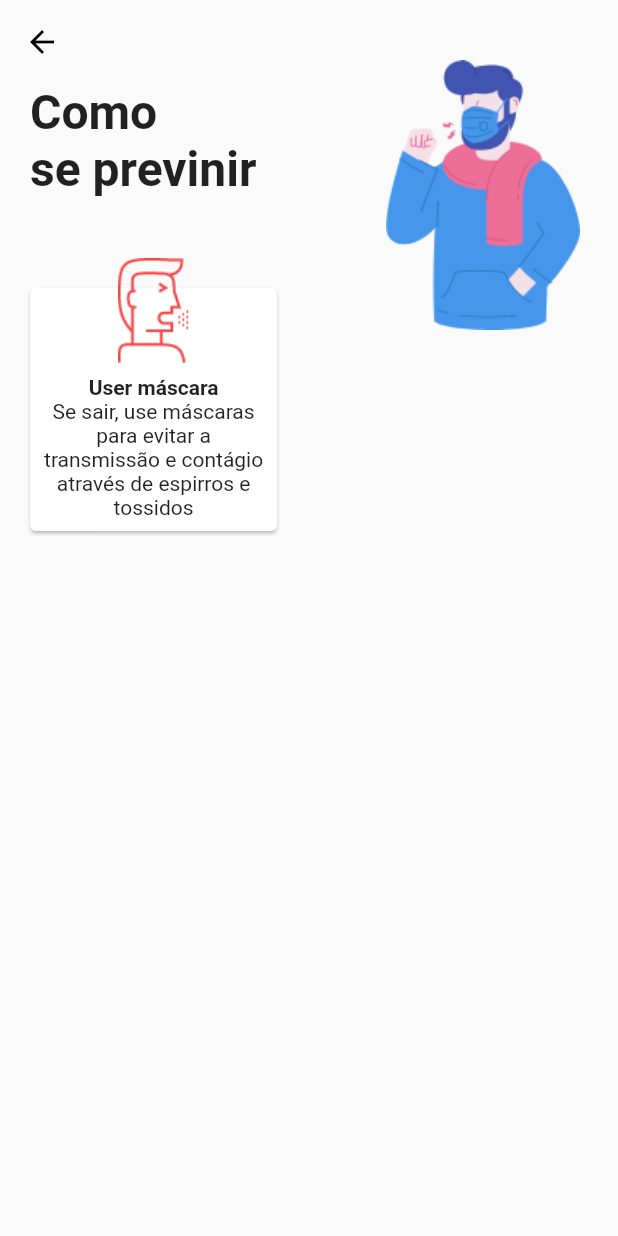
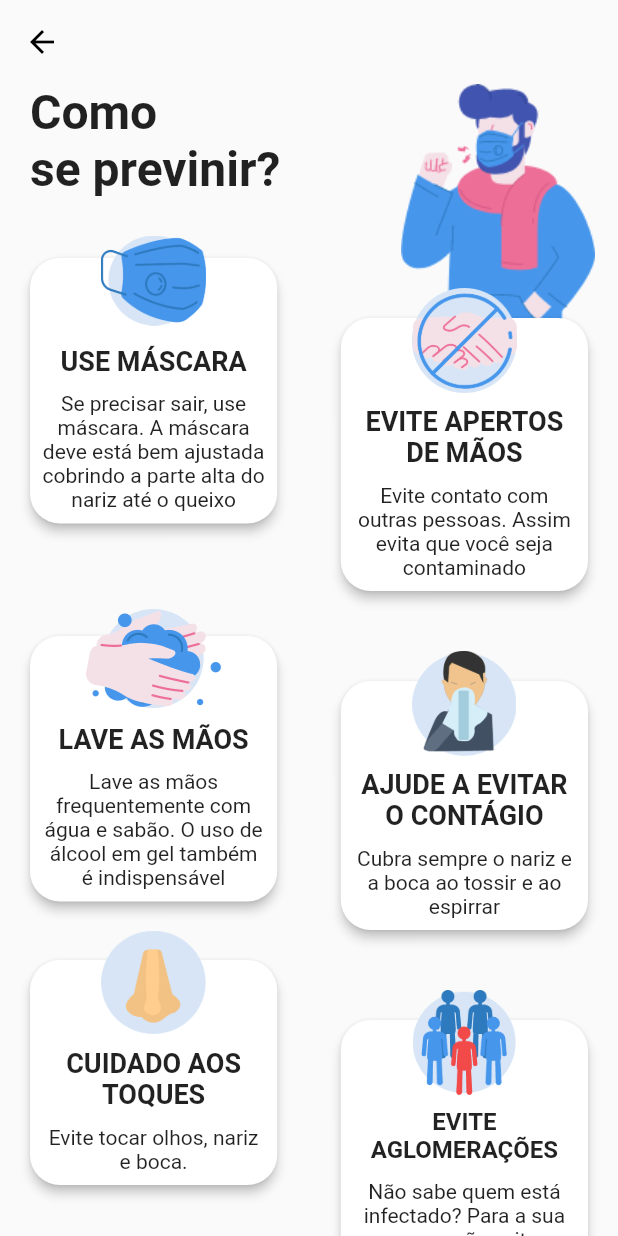
Before and after one commit to michaelmartins09/caru_covid_flutter, a Flutter app: the AvoidCovidPage screen opened directly, on a phone screen of 412 x 824 dp. Run offline on Flutter 3.47's test engine with Material 2 defaults, Android fonts, the phone set to English and light mode, and no system bars.

Commit message:
added: images and infos into cards from avoid pages

```diff
--- a/lib/app/pages/avoid/avoid_covid_page.dart
+++ b/lib/app/pages/avoid/avoid_covid_page.dart
@@ -18,11 +18,21 @@ class _AvoidCovidPageState extends State<AvoidCovidPage> {
       tag: widget.tagHero,
       child: Material(
         color: Theme.of(context).scaffoldBackgroundColor,
+        child: Scaffold(
+          backgroundColor: Colors.transparent,
+          appBar: AppBar(
+            leading: IconButton(icon: Icon(Icons.arrow_back, color: Colors.black), onPressed: (){ Navigator.pop(context); }),
+            elevation: 0,
+            backgroundColor: Colors.transparent,
+          ),
+          body: SingleChildScrollView(
+            physics: BouncingScrollPhysics(),
+            child: Padding(
+              padding: const EdgeInsets.only(top: 0, left: 20, right: 20, bottom: 20),
               child: Stack(
                 children: <Widget>[
                   Positioned(
-              top: 40,
-              right: 180,
+                    right: 150,
                     child: Transform(
                       alignment: Alignment.topRight,
                       transform: Matrix4.rotationY(math.pi),
@@ -33,61 +43,117 @@ class _AvoidCovidPageState extends State<AvoidCovidPage> {
                       ),
                     ),
                   ),
-            Scaffold(
-              backgroundColor: Colors.transparent,
-              appBar: AppBar(
-                leading: IconButton(icon: Icon(Icons.arrow_back, color: Colors.black), onPressed: (){ Navigator.pop(context); }),
-                backgroundColor: Colors.transparent,
-                elevation: 0,
-              ),
-              body: Padding(
-                padding: const EdgeInsets.only(top: 0, left: 20, right: 20, bottom: 20),
-                child: Column(
+                  Column(
                     crossAxisAlignment: CrossAxisAlignment.start,
                     children: <Widget>[
-                    Text("Como \nse previnir", style: TextStyle(
+                      Text("Como \nse previnir?", style: TextStyle(
                         fontSize: 32, fontWeight: FontWeight.bold
                       )),
-                    SizedBox(height: 40,),
-                    Wrap(
-                      crossAxisAlignment: WrapCrossAlignment.center,
-                      runSpacing: 2,
-                      alignment: WrapAlignment.spaceBetween,
+                      SizedBox(height: 20),
+                      Row(
+                        crossAxisAlignment: CrossAxisAlignment.start,
+                        mainAxisAlignment: MainAxisAlignment.spaceBetween,
                         children: <Widget>[
-                        Container(
+                          _cardAvoid(
+                            title: "Use máscara",
+                            description: "Se precisar sair, use máscara. A máscara deve está bem ajustada cobrindo a parte alta do nariz até o queixo",
+                            pathImage: pathAvoidMask
+                          ),
+                          Padding(
+                            padding: const EdgeInsets.only(top: 40),
+                            child: _cardAvoid(
+                              title: "Evite apertos de mãos",
+                              description: "Evite contato com outras pessoas. Assim evita que você seja contaminado",
+                              pathImage: pathAvoidMao
+                            ),
+                          ),
+                        ],
+                      ),
+                      Row(
+                        crossAxisAlignment: CrossAxisAlignment.start,
+                        mainAxisAlignment: MainAxisAlignment.spaceBetween,
+                        children: <Widget>[
+                          _cardAvoid(
+                            title: "Lave as mãos",
+                            description: "Lave as mãos frequentemente com água e sabão. O uso de álcool em gel também é indispensável",
+                            pathImage: pathAvoidLavar,
+                            size: 90
+                          ),
+                          Padding(
+                            padding: const EdgeInsets.only(top: 40),
+                            child: _cardAvoid(
+                              title: "Ajude a evitar o contágio",
+                              description: "Cubra sempre o nariz e a boca ao tossir e ao espirrar",
+                              pathImage: pathAvoidContagio
+                            ),
+                          ),
+                        ],
+                      ),
+                      Row(
+                        crossAxisAlignment: CrossAxisAlignment.start,
+                        mainAxisAlignment: MainAxisAlignment.spaceBetween,
+                        children: <Widget>[
+                          _cardAvoid(
+                            title: "Cuidado aos toques",
+                            description: "Evite tocar olhos, nariz e boca.",
+                            pathImage: pathAvoidNariz,
+                          ),
+                          Padding(
+                            padding: const EdgeInsets.only(top: 40),
+                            child: _cardAvoid(
+                              title: "Evite aglomerações",
+                              description: "Não sabe quem está infectado? Para a sua prevenção evite aglomerações",
+                              pathImage: pathAvoidPersonGroup,
+                              fontSize: 16
+                            ),
+                          ),
+                        ],
+                      ),
+                      SizedBox(height: 20),
+                      Align(
+                        child: Text("#FiqueEmCasa", style: TextStyle(
+                          fontSize: 32, fontWeight: FontWeight.bold, color: Colors.grey
+                        ), textAlign: TextAlign.center),
+                      ),
+                    ],
+                  ),
+                ],
+              ),
+            ),
+          ),
+        ),
+      ),
+    );
+  }
+
+  Widget _cardAvoid({String title, String description, String pathImage, double size, double fontSize}){
+    return Container(
       width: MediaQuery.of(context).size.width * 0.4,
       child: Stack(
         alignment: Alignment.topCenter,
         children: <Widget>[
           Card(
-                                margin: EdgeInsets.only(top: 20),
+            elevation: 3,
+            shape: RoundedRectangleBorder(borderRadius: BorderRadius.circular(20)),
+            margin: EdgeInsets.only(top: size != null && size > 70? 30 : 20),
             child: Padding(
               padding: EdgeInsets.all(8),
               child: Column(
                 children: <Widget>[
                   SizedBox(height: 50),
-                                      Text("User máscara", style: TextStyle(fontWeight: FontWeight.bold)),
-                                      Text("Se sair, use máscaras para evitar a transmissão e contágio através de espirros e tossidos", textAlign: TextAlign.center),
+                  Text(title.toUpperCase(), style: TextStyle(fontWeight: FontWeight.bold, fontSize: fontSize??18), textAlign: TextAlign.center),
+                  SizedBox(height: 10),
+                  Text(description, textAlign: TextAlign.center),
                 ],
               ),
             )
           ),
           SizedBox(
-                                height: 70,
-                                width: 70,
-                                child: Image.asset(pathTosse),
+            height: size??70,
+            width: size??70,
+            child: Image.asset(pathImage),
           )
         ],
-                          ),
-                        ),
-                      ],
-                    )
-                  ],
-                ),
-              ),
-            ),
-          ],
-        ),
       ),
     );
   }
--- a/lib/app/shared/constants/strings.dart
+++ b/lib/app/shared/constants/strings.dart
@@ -11,4 +11,11 @@ const String pathClinic = "assets/images/clinic.png";
 const String pathClinic2 = "assets/images/clinic2.png";
 const String pathPersonMask = "assets/images/person_mask.png";
 
+const String pathAvoidMask = "assets/images/avoid_mask.png";
+const String pathAvoidMao = "assets/images/avoid_mao.png";
+const String pathAvoidLavar = "assets/images/avoid_lavar.png";
+const String pathAvoidContagio = "assets/images/avoid_contagio.png";
+const String pathAvoidNariz = "assets/images/avoid_nariz.png";
+const String pathAvoidPersonGroup = "assets/images/avoid_person_group.png";
+
 const String pathArrowIcon = "assets/icons/arrow_right.png";
--- a/pubspec.yaml
+++ b/pubspec.yaml
@@ -56,6 +56,12 @@ flutter:
     - assets/images/clinic2.png
     - assets/images/person_mask.png
     - assets/icons/arrow_right.png
+    - assets/images/avoid_mask.png
+    - assets/images/avoid_mao.png
+    - assets/images/avoid_lavar.png
+    - assets/images/avoid_contagio.png
+    - assets/images/avoid_nariz.png
+    - assets/images/avoid_person_group.png
 
   # An image asset can refer to one or more resolution-specific "variants", see
   # https://flutter.dev/assets-and-images/#resolution-aware.
```
Also changed, not shown: assets/images/avoid_contagio.png (added), assets/images/avoid_lavar.png (added), assets/images/avoid_mao.png (added), assets/images/avoid_mask.png (added), assets/images/avoid_nariz.png (added), assets/images/avoid_person_group.png (added). Lines whose indentation alone changed are shown as unchanged.
